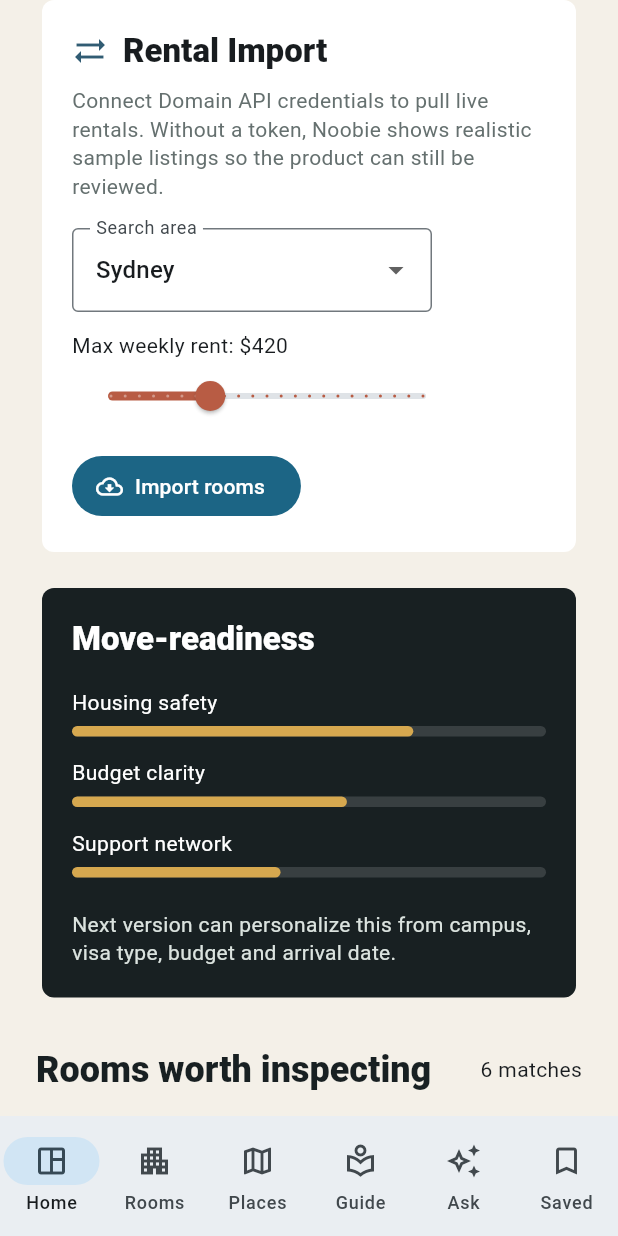
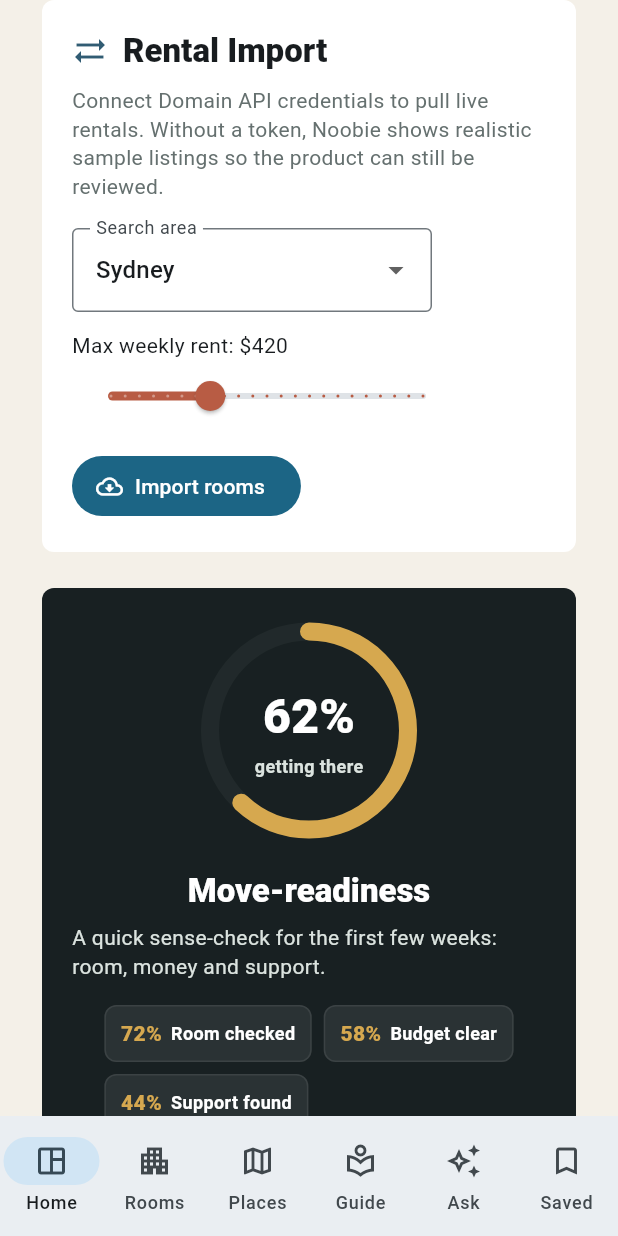
Before and after one commit to samxc/Noobie, a Flutter app: the screen it shows after launch, scrolled down 576 dp, on a phone screen of 412 x 824 dp. Run offline on Flutter 3.47's test engine with Material 3 defaults, Android fonts, the phone set to English and light mode, and no system bars; our stand-ins replace flutter_tts; network calls fail; Roboto replaces fonts that are missing (Arial).

Commit message:
Improve readiness panel and document rental API path

```diff
--- a/lib/main.dart
+++ b/lib/main.dart
@@ -1020,10 +1020,17 @@ class SettlementScore extends StatelessWidget {
 
   @override
   Widget build(BuildContext context) {
+    const readiness = 0.62;
+
     return Panel(
       dark: true,
-      child: Column(
-        crossAxisAlignment: CrossAxisAlignment.start,
+      child: LayoutBuilder(
+        builder: (context, constraints) {
+          final isCompact = constraints.maxWidth < 520;
+          final summary = Column(
+            crossAxisAlignment: isCompact
+                ? CrossAxisAlignment.center
+                : CrossAxisAlignment.start,
             children: [
               Text(
                 'Move-readiness',
@@ -1032,42 +1039,166 @@ class SettlementScore extends StatelessWidget {
                       fontWeight: FontWeight.w800,
                     ),
               ),
-          const SizedBox(height: 18),
-          const ScoreRow(label: 'Housing safety', value: 0.72),
-          const ScoreRow(label: 'Budget clarity', value: 0.58),
-          const ScoreRow(label: 'Support network', value: 0.44),
               const SizedBox(height: 8),
               const Text(
-            'Next version can personalize this from campus, visa type, budget and arrival date.',
+                'A quick sense-check for the first few weeks: room, money and support.',
+                textAlign: TextAlign.start,
                 style: TextStyle(color: AppColors.mist, height: 1.35),
               ),
-        ],
-      ),
-    );
-  }
-}
-
-class ScoreRow extends StatelessWidget {
-  const ScoreRow({super.key, required this.label, required this.value});
+              const SizedBox(height: 16),
+              const Wrap(
+                spacing: 8,
+                runSpacing: 8,
+                children: [
+                  ReadinessPill(label: 'Room checked', value: '72%'),
+                  ReadinessPill(label: 'Budget clear', value: '58%'),
+                  ReadinessPill(label: 'Support found', value: '44%'),
+                ],
+              ),
+              const SizedBox(height: 18),
+              const ReadinessAction(
+                icon: Icons.home_work_outlined,
+                text: 'Confirm bond, bills and lease type before paying.',
+              ),
+              const ReadinessAction(
+                icon: Icons.account_balance_wallet_outlined,
+                text: 'Keep two weeks of rent plus transport money aside.',
+              ),
+              const ReadinessAction(
+                icon: Icons.groups_2_outlined,
+                text: 'Save one campus, community or emergency contact.',
+              ),
+            ],
+          );
+
+          final gauge = const SizedBox(
+            width: 150,
+            height: 150,
+            child: Stack(
+              alignment: Alignment.center,
+              children: [
+                SizedBox(
+                  width: 132,
+                  height: 132,
+                  child: CircularProgressIndicator(
+                    value: readiness,
+                    strokeWidth: 12,
+                    strokeCap: StrokeCap.round,
+                    color: AppColors.gold,
+                    backgroundColor: Color(0x33454f4d),
+                  ),
+                ),
+                Column(
+                  mainAxisSize: MainAxisSize.min,
+                  children: [
+                    Text(
+                      '62%',
+                      style: TextStyle(
+                        color: Colors.white,
+                        fontSize: 32,
+                        fontWeight: FontWeight.w900,
+                      ),
+                    ),
+                    SizedBox(height: 2),
+                    Text(
+                      'getting there',
+                      style: TextStyle(
+                        color: AppColors.mist,
+                        fontSize: 12,
+                        fontWeight: FontWeight.w700,
+                      ),
+                    ),
+                  ],
+                ),
+              ],
+            ),
+          );
+
+          if (isCompact) {
+            return Column(
+              crossAxisAlignment: CrossAxisAlignment.center,
+              children: [
+                gauge,
+                const SizedBox(height: 18),
+                summary,
+              ],
+            );
+          }
+
+          return Row(
+            crossAxisAlignment: CrossAxisAlignment.center,
+            children: [
+              gauge,
+              const SizedBox(width: 22),
+              Expanded(child: summary),
+            ],
+          );
+        },
+      ),
+    );
+  }
+}
+
+class ReadinessPill extends StatelessWidget {
+  const ReadinessPill({super.key, required this.label, required this.value});
 
   final String label;
-  final double value;
+  final String value;
+
+  @override
+  Widget build(BuildContext context) {
+    return Container(
+      padding: const EdgeInsets.symmetric(horizontal: 10, vertical: 8),
+      decoration: BoxDecoration(
+        color: Colors.white.withValues(alpha: 0.08),
+        borderRadius: BorderRadius.circular(8),
+        border: Border.all(color: Colors.white.withValues(alpha: 0.08)),
+      ),
+      child: Row(
+        mainAxisSize: MainAxisSize.min,
+        children: [
+          Text(
+            value,
+            style: const TextStyle(
+              color: AppColors.gold,
+              fontWeight: FontWeight.w900,
+            ),
+          ),
+          const SizedBox(width: 6),
+          Text(
+            label,
+            style: const TextStyle(
+              color: Colors.white,
+              fontSize: 12,
+              fontWeight: FontWeight.w700,
+            ),
+          ),
+        ],
+      ),
+    );
+  }
+}
+
+class ReadinessAction extends StatelessWidget {
+  const ReadinessAction({super.key, required this.icon, required this.text});
+
+  final IconData icon;
+  final String text;
 
   @override
   Widget build(BuildContext context) {
     return Padding(
-      padding: const EdgeInsets.only(bottom: 14),
-      child: Column(
+      padding: const EdgeInsets.only(bottom: 10),
+      child: Row(
         crossAxisAlignment: CrossAxisAlignment.start,
         children: [
-          Text(label, style: const TextStyle(color: Colors.white)),
-          const SizedBox(height: 6),
-          LinearProgressIndicator(
-            value: value,
-            minHeight: 7,
-            borderRadius: BorderRadius.circular(8),
-            color: AppColors.gold,
-            backgroundColor: Colors.white.withValues(alpha: 0.14),
+          Icon(icon, color: AppColors.gold, size: 18),
+          const SizedBox(width: 9),
+          Expanded(
+            child: Text(
+              text,
+              style: const TextStyle(color: AppColors.mist, height: 1.3),
+            ),
           ),
         ],
       ),
```
Also changed, not shown: 1 other file. Lines whose indentation alone changed are shown as unchanged.
